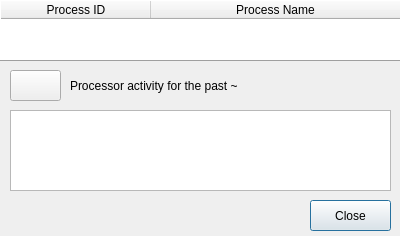
Above: viewprocessor.ui from dutchgold92/TaskStalker before the change. Below: the same form after it.
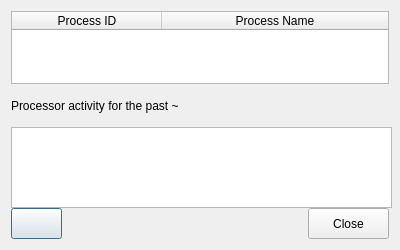
That is the form after the change.

```diff
--- a/viewprocessor.ui
+++ b/viewprocessor.ui
@@ -7,63 +7,44 @@
     <x>0</x>
     <y>0</y>
     <width>400</width>
-    <height>236</height>
+    <height>250</height>
    </rect>
   </property>
+  <property name="sizePolicy">
+   <sizepolicy hsizetype="MinimumExpanding" vsizetype="MinimumExpanding">
+    <horstretch>0</horstretch>
+    <verstretch>0</verstretch>
+   </sizepolicy>
+  </property>
+  <property name="minimumSize">
+   <size>
+    <width>400</width>
+    <height>250</height>
+   </size>
+  </property>
   <property name="windowTitle">
    <string>View Processor</string>
   </property>
-  <widget class="QGraphicsView" name="graph">
-   <property name="geometry">
-    <rect>
-     <x>10</x>
-     <y>110</y>
-     <width>381</width>
-     <height>81</height>
-    </rect>
-   </property>
-   <property name="verticalScrollBarPolicy">
-    <enum>Qt::ScrollBarAlwaysOff</enum>
-   </property>
-   <property name="horizontalScrollBarPolicy">
-    <enum>Qt::ScrollBarAlwaysOff</enum>
-   </property>
-   <property name="sceneRect">
-    <rectf>
-     <x>-100.000000000000000</x>
-     <y>-100.000000000000000</y>
-     <width>200.000000000000000</width>
-     <height>100.000000000000000</height>
-    </rectf>
-   </property>
-  </widget>
-  <widget class="QPushButton" name="closeButton">
-   <property name="geometry">
-    <rect>
-     <x>310</x>
-     <y>200</y>
-     <width>81</width>
-     <height>31</height>
-    </rect>
-   </property>
-   <property name="text">
-    <string>Close</string>
-   </property>
-  </widget>
+  <layout class="QVBoxLayout" name="verticalLayout_2">
+   <item>
   <widget class="QTableWidget" name="procTable">
-   <property name="geometry">
-    <rect>
-     <x>0</x>
-     <y>0</y>
-     <width>401</width>
-     <height>61</height>
-    </rect>
+     <property name="sizePolicy">
+      <sizepolicy hsizetype="MinimumExpanding" vsizetype="Fixed">
+       <horstretch>0</horstretch>
+       <verstretch>0</verstretch>
+      </sizepolicy>
+     </property>
+     <property name="maximumSize">
+      <size>
+       <width>16777215</width>
+       <height>73</height>
+      </size>
    </property>
    <property name="frameShape">
-    <enum>QFrame::Panel</enum>
+      <enum>QFrame::StyledPanel</enum>
    </property>
    <property name="frameShadow">
-    <enum>QFrame::Raised</enum>
+      <enum>QFrame::Sunken</enum>
    </property>
    <property name="editTriggers">
     <set>QAbstractItemView::NoEditTriggers</set>
@@ -94,46 +75,53 @@
     </property>
    </column>
   </widget>
-  <widget class="QLabel" name="timeLabel">
-   <property name="geometry">
-    <rect>
-     <x>10</x>
-     <y>200</y>
-     <width>121</width>
-     <height>21</height>
-    </rect>
-   </property>
-   <property name="font">
-    <font>
-     <weight>75</weight>
-     <bold>true</bold>
-    </font>
-   </property>
-   <property name="text">
-    <string/>
-   </property>
-  </widget>
-  <widget class="QPushButton" name="toggleUpdateButton">
-   <property name="geometry">
-    <rect>
-     <x>10</x>
-     <y>70</y>
-     <width>51</width>
-     <height>31</height>
-    </rect>
-   </property>
-   <property name="text">
-    <string/>
-   </property>
-  </widget>
+   </item>
+   <item>
+    <layout class="QHBoxLayout" name="horizontalLayout_2">
+     <property name="bottomMargin">
+      <number>0</number>
+     </property>
+     <item>
+      <spacer name="horizontalSpacer">
+       <property name="orientation">
+        <enum>Qt::Horizontal</enum>
+       </property>
+       <property name="sizeHint" stdset="0">
+        <size>
+         <width>17</width>
+         <height>20</height>
+        </size>
+       </property>
+      </spacer>
+     </item>
+     <item>
+      <layout class="QVBoxLayout" name="verticalLayout">
+       <item>
+        <spacer name="verticalSpacer">
+         <property name="orientation">
+          <enum>Qt::Vertical</enum>
+         </property>
+         <property name="sizeHint" stdset="0">
+          <size>
+           <width>20</width>
+           <height>40</height>
+          </size>
+         </property>
+        </spacer>
+       </item>
+       <item>
   <widget class="QLabel" name="graphTimeScaleLabel">
-   <property name="geometry">
-    <rect>
-     <x>70</x>
-     <y>70</y>
+         <property name="sizePolicy">
+          <sizepolicy hsizetype="MinimumExpanding" vsizetype="Fixed">
+           <horstretch>0</horstretch>
+           <verstretch>0</verstretch>
+          </sizepolicy>
+         </property>
+         <property name="minimumSize">
+          <size>
      <width>321</width>
      <height>31</height>
-    </rect>
+          </size>
    </property>
    <property name="font">
     <font>
@@ -145,6 +133,147 @@
     <string>Processor activity for the past ~</string>
    </property>
   </widget>
+       </item>
+       <item>
+        <widget class="QGraphicsView" name="graph">
+         <property name="sizePolicy">
+          <sizepolicy hsizetype="Fixed" vsizetype="Fixed">
+           <horstretch>0</horstretch>
+           <verstretch>0</verstretch>
+          </sizepolicy>
+         </property>
+         <property name="minimumSize">
+          <size>
+           <width>381</width>
+           <height>81</height>
+          </size>
+         </property>
+         <property name="maximumSize">
+          <size>
+           <width>381</width>
+           <height>81</height>
+          </size>
+         </property>
+         <property name="verticalScrollBarPolicy">
+          <enum>Qt::ScrollBarAlwaysOff</enum>
+         </property>
+         <property name="horizontalScrollBarPolicy">
+          <enum>Qt::ScrollBarAlwaysOff</enum>
+         </property>
+         <property name="sceneRect">
+          <rectf>
+           <x>-100.000000000000000</x>
+           <y>-100.000000000000000</y>
+           <width>200.000000000000000</width>
+           <height>100.000000000000000</height>
+          </rectf>
+         </property>
+        </widget>
+       </item>
+      </layout>
+     </item>
+     <item>
+      <spacer name="horizontalSpacer_2">
+       <property name="orientation">
+        <enum>Qt::Horizontal</enum>
+       </property>
+       <property name="sizeHint" stdset="0">
+        <size>
+         <width>1</width>
+         <height>20</height>
+        </size>
+       </property>
+      </spacer>
+     </item>
+    </layout>
+   </item>
+   <item>
+    <spacer name="verticalSpacer_2">
+     <property name="orientation">
+      <enum>Qt::Vertical</enum>
+     </property>
+     <property name="sizeHint" stdset="0">
+      <size>
+       <width>20</width>
+       <height>40</height>
+      </size>
+     </property>
+    </spacer>
+   </item>
+   <item>
+    <layout class="QHBoxLayout" name="horizontalLayout">
+     <property name="topMargin">
+      <number>5</number>
+     </property>
+     <item>
+      <widget class="QPushButton" name="toggleUpdateButton">
+       <property name="sizePolicy">
+        <sizepolicy hsizetype="Fixed" vsizetype="Fixed">
+         <horstretch>0</horstretch>
+         <verstretch>0</verstretch>
+        </sizepolicy>
+       </property>
+       <property name="minimumSize">
+        <size>
+         <width>51</width>
+         <height>31</height>
+        </size>
+       </property>
+       <property name="text">
+        <string/>
+       </property>
+      </widget>
+     </item>
+     <item>
+      <widget class="QLabel" name="timeLabel">
+       <property name="sizePolicy">
+        <sizepolicy hsizetype="MinimumExpanding" vsizetype="Fixed">
+         <horstretch>0</horstretch>
+         <verstretch>0</verstretch>
+        </sizepolicy>
+       </property>
+       <property name="minimumSize">
+        <size>
+         <width>231</width>
+         <height>31</height>
+        </size>
+       </property>
+       <property name="font">
+        <font>
+         <weight>75</weight>
+         <bold>true</bold>
+        </font>
+       </property>
+       <property name="text">
+        <string/>
+       </property>
+       <property name="alignment">
+        <set>Qt::AlignCenter</set>
+       </property>
+      </widget>
+     </item>
+     <item>
+      <widget class="QPushButton" name="closeButton">
+       <property name="sizePolicy">
+        <sizepolicy hsizetype="Fixed" vsizetype="Fixed">
+         <horstretch>0</horstretch>
+         <verstretch>0</verstretch>
+        </sizepolicy>
+       </property>
+       <property name="minimumSize">
+        <size>
+         <width>81</width>
+         <height>31</height>
+        </size>
+       </property>
+       <property name="text">
+        <string>Close</string>
+       </property>
+      </widget>
+     </item>
+    </layout>
+   </item>
+  </layout>
  </widget>
  <resources/>
  <connections/>
```
Lines whose indentation alone changed are shown as unchanged.
